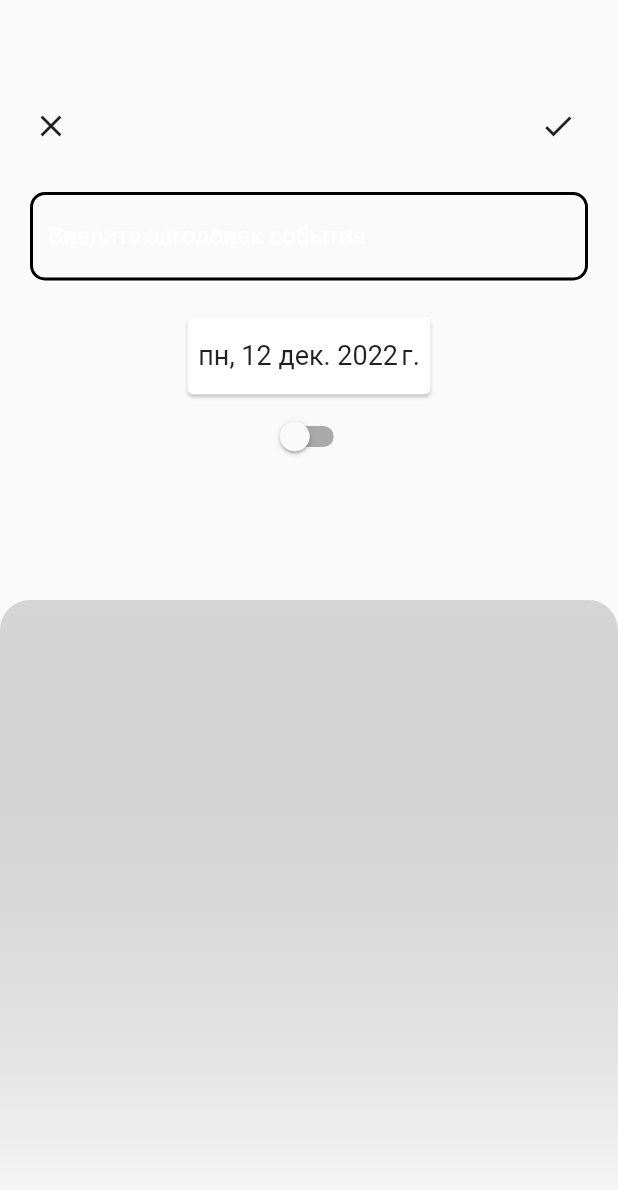
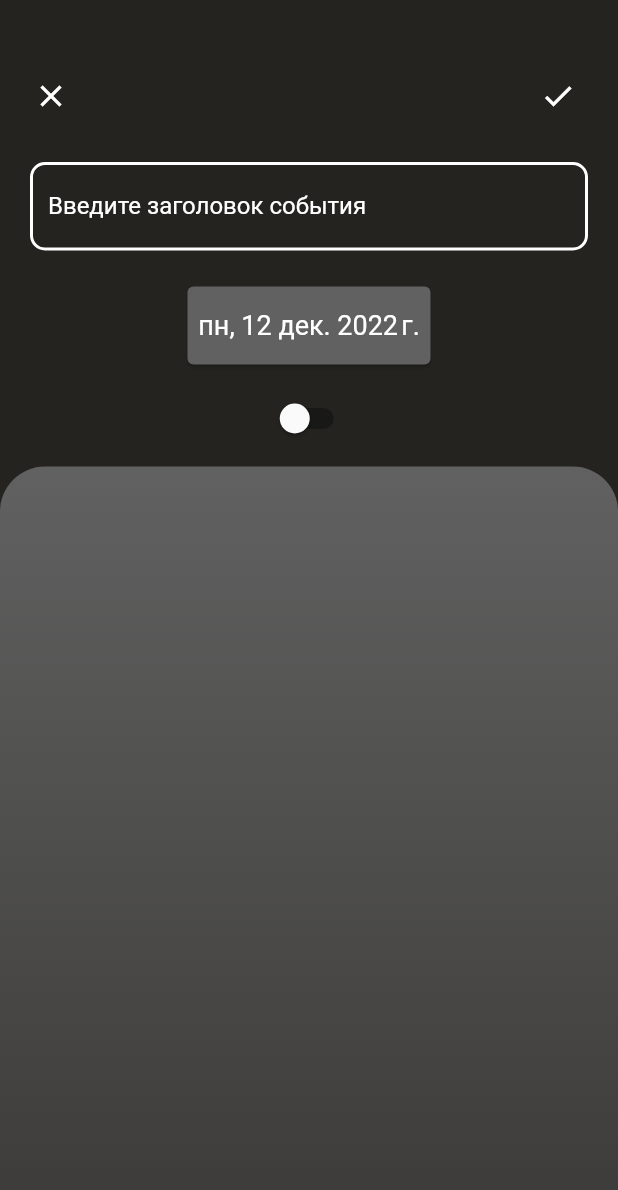
Before and after one commit to VipUser73/calendar_events, a Flutter app: the screen it shows after launch, after a tap on an icon or button, on a phone screen of 412 x 824 dp. Shown: the top 1190 px of the screen. Run offline on Flutter 3.47's test engine with Material 2 defaults, Android fonts, the phone set to English and light mode, and no system bars; our stand-ins replace get, sqflite; accounts and stored records are empty.

Commit message:
Update design.

```diff
--- a/lib/controllers/add_event_controller.dart
+++ b/lib/controllers/add_event_controller.dart
@@ -43,8 +43,12 @@ class AddEventController extends GetxController {
   Future<void> saveForm() async {
     final bool isValid = formKey.currentState!.validate();
     if (isValid) {
-      final event =
-          Event(title: titleController.text, dayMonth: selectedDate.value);
+      final event = Event(
+        title: titleController.text,
+        dayMonth: selectedDate.value,
+        startTime: flag.value ? selectedStartTime.value : null,
+        finishTime: flag.value ? selectedFinishTime.value : null,
+      );
       addEvent(event);
       Get.back();
     }
@@ -54,4 +58,9 @@ class AddEventController extends GetxController {
     await dbProvider.addEvent(event);
     calendarWeekController.onInit();
   }
+
+  void deleteEvent(String titleEvent) async {
+    await dbProvider.deleteEvent(titleEvent);
+    calendarWeekController.onInit();
+  }
 }
--- a/lib/controllers/calendar_week_controller.dart
+++ b/lib/controllers/calendar_week_controller.dart
@@ -1,5 +1,6 @@
 import 'package:calendar_of_events/models/event_model.dart';
 import 'package:calendar_of_events/services/db_provider.dart';
+import 'package:flutter/material.dart';
 import 'package:get/get.dart';
 
 class CalendarWeekController extends GetxController with StateMixin {
@@ -11,7 +12,7 @@ class CalendarWeekController extends GetxController with StateMixin {
 
   @override
   void onInit() {
-    print('CalendarWeekController.onInit');
+    debugPrint('CalendarWeekController.onInit');
     super.onInit();
 
     dbProvider.getEvents().then((response) {
--- a/lib/main.dart
+++ b/lib/main.dart
@@ -13,6 +13,16 @@ class CalendarApp extends StatelessWidget {
   @override
   Widget build(BuildContext context) {
     return GetMaterialApp(
+      theme: ThemeData(
+          textTheme: const TextTheme(
+            bodyText1: TextStyle(),
+            bodyText2: TextStyle(),
+          ).apply(
+            bodyColor: Colors.white,
+            displayColor: Colors.blue,
+          ),
+          scaffoldBackgroundColor: const Color.fromRGBO(36, 35, 32, 1)),
+
       debugShowCheckedModeBanner: false,
       translations: TextResources(),
       localizationsDelegates: const <LocalizationsDelegate<dynamic>>[
--- a/lib/pages/add_event/add_event_page.dart
+++ b/lib/pages/add_event/add_event_page.dart
@@ -18,32 +18,44 @@ class AddEventPage extends StatelessWidget {
           body: CustomScrollView(slivers: [
             SliverToBoxAdapter(
               child: SizedBox(
-                height: 400,
+                //height: 400,
                 child: Column(
                   mainAxisAlignment: MainAxisAlignment.start,
                   children: [
                     Padding(
                       padding:
-                          const EdgeInsets.only(top: 60, left: 10, right: 16),
+                          const EdgeInsets.only(top: 40, left: 10, right: 16),
                       child: Row(
                         mainAxisAlignment: MainAxisAlignment.spaceBetween,
                         children: [
                           IconButton(
                               onPressed: () => Get.back(),
-                              icon: Icon(Icons.close)),
+                              icon: const Icon(
+                                Icons.close,
+                                color: Colors.white,
+                              )),
                           IconButton(
                               onPressed: () => addEventController.saveForm(),
-                              icon: Icon(Icons.check)),
+                              icon: const Icon(
+                                Icons.check,
+                                color: Colors.white,
+                              )),
                         ],
                       ),
                     ),
                     TextFieldWidget(),
                     DateTimeWidget(isData: true),
-                    Obx(() => Switch(
+                    Obx(() => Padding(
+                          padding: const EdgeInsets.all(8.0),
+                          child: Switch(
                               value: addEventController.flag.value,
-                        onChanged: (_) => addEventController.flag.toggle())),
+                              onChanged: (_) =>
+                                  addEventController.flag.toggle()),
+                        )),
                     Obx(() => Visibility(
                           visible: addEventController.flag.value,
+                          child: Padding(
+                            padding: const EdgeInsets.only(bottom: 20),
                             child: Row(
                               mainAxisAlignment: MainAxisAlignment.center,
                               children: [
@@ -51,6 +63,7 @@ class AddEventPage extends StatelessWidget {
                                 const SizedBox(width: 10),
                                 DateTimeWidget(),
                               ],
+                            ),
                           ),
                         ))
                   ],
--- a/lib/pages/add_event/widgets/date_time_widget.dart
+++ b/lib/pages/add_event/widgets/date_time_widget.dart
@@ -18,6 +18,7 @@ class DateTimeWidget extends StatelessWidget {
         width: isData ? 170 : 80,
         height: 60,
         child: Card(
+            color: Colors.grey.shade700,
             child: Center(
                 child: Obx(
               () => Text(
--- a/lib/pages/add_event/widgets/events_list_widget.dart
+++ b/lib/pages/add_event/widgets/events_list_widget.dart
@@ -1,5 +1,6 @@
 import 'package:calendar_of_events/controllers/add_event_controller.dart';
 import 'package:calendar_of_events/controllers/calendar_week_controller.dart';
+import 'package:calendar_of_events/models/utils.dart';
 import 'package:flutter/material.dart';
 import 'package:get/get.dart';
 
@@ -12,31 +13,56 @@ class EventsListWidget extends StatelessWidget {
   @override
   Widget build(BuildContext context) {
     addEventController.findEvents();
+    final eventsList = addEventController.eventsList;
 
     return Container(
-        height: Get.size.height - 400,
-        decoration: const BoxDecoration(
-            color: Colors.black38,
-            borderRadius: BorderRadius.vertical(top: Radius.circular(20)),
+        height: Get.size.height,
+        decoration: BoxDecoration(
+            color: Colors.grey.shade700,
+            borderRadius: const BorderRadius.vertical(top: Radius.circular(30)),
             gradient: LinearGradient(
               colors: [
-                Colors.black38,
-                Colors.white,
+                Colors.grey.shade700,
+                const Color.fromRGBO(36, 35, 32, 1),
               ],
               begin: Alignment.topCenter,
               end: Alignment.bottomCenter,
             )),
         child: Obx(
           () => ListView.builder(
-              itemCount: addEventController.eventsList.length,
-              itemBuilder: ((context, index) => ListTile(
-                    title: Text(addEventController.eventsList[index].title),
-                    subtitle: (addEventController.eventsList[index].startTime ==
-                            null)
-                        ? null
-                        : Text(addEventController.eventsList[index].startTime
-                            .toString()),
-                  ))),
+            physics:
+                const ScrollPhysics(parent: NeverScrollableScrollPhysics()),
+            itemCount: eventsList.length,
+            itemBuilder: ((context, index) => Dismissible(
+                  key: UniqueKey(),
+                  direction: DismissDirection.endToStart,
+                  onDismissed: (_) =>
+                      addEventController.deleteEvent(eventsList[index].title),
+                  background: Container(
+                    margin: const EdgeInsets.symmetric(horizontal: 16),
+                    padding: const EdgeInsets.symmetric(horizontal: 10),
+                    decoration: BoxDecoration(
+                      color: Colors.red,
+                      borderRadius: BorderRadius.circular(10),
+                    ),
+                    alignment: Alignment.centerRight,
+                    child: const Icon(Icons.delete, color: Colors.white),
+                  ),
+                  child: SizedBox(
+                    width: 200,
+                    child: ListTile(
+                        tileColor: Colors.black,
+                        shape: RoundedRectangleBorder(
+                            borderRadius: BorderRadius.circular(10)),
+                        textColor: Colors.white,
+                        title: Text(eventsList[index].title),
+                        subtitle: (eventsList[index].startTime != null)
+                            ? Text(
+                                "с ${Utils.toTime(eventsList[index].startTime!)}  до ${Utils.toTime(eventsList[index].finishTime!)}")
+                            : null),
+                  ),
+                )),
+          ),
         ));
   }
 }
--- a/lib/pages/add_event/widgets/text_field_widget.dart
+++ b/lib/pages/add_event/widgets/text_field_widget.dart
@@ -1,5 +1,4 @@
 import 'package:calendar_of_events/controllers/add_event_controller.dart';
-import 'package:calendar_of_events/models/event_model.dart';
 import 'package:calendar_of_events/text_resources.dart';
 import 'package:flutter/material.dart';
 import 'package:get/get.dart';
@@ -16,6 +15,7 @@ class TextFieldWidget extends StatelessWidget {
       child: Form(
         key: addEventController.formKey,
         child: TextFormField(
+          style: const TextStyle(color: Colors.white),
           cursorColor: Colors.green,
           decoration: InputDecoration(
             labelText: addEventHintText.keys.first.tr,
@@ -24,13 +24,13 @@ class TextFieldWidget extends StatelessWidget {
                 borderSide: BorderSide(color: Colors.green, width: 2),
                 borderRadius: BorderRadius.all(Radius.circular(10))),
             enabledBorder: const OutlineInputBorder(
-                borderSide: BorderSide(color: Colors.black, width: 2),
+                borderSide: BorderSide(color: Colors.white, width: 2),
                 borderRadius: BorderRadius.all(Radius.circular(10))),
             errorBorder: const OutlineInputBorder(
-                borderSide: BorderSide(color: Colors.black, width: 2),
+                borderSide: BorderSide(color: Colors.white, width: 2),
                 borderRadius: BorderRadius.all(Radius.circular(10))),
             focusedErrorBorder: const OutlineInputBorder(
-                borderSide: BorderSide(color: Colors.black, width: 2),
+                borderSide: BorderSide(color: Colors.white, width: 2),
                 borderRadius: BorderRadius.all(Radius.circular(10))),
           ),
           onFieldSubmitted: (_) => FocusScope.of(context).unfocus(),
--- a/lib/pages/view_week/widgets/calendar_week_widget.dart
+++ b/lib/pages/view_week/widgets/calendar_week_widget.dart
@@ -1,6 +1,7 @@
 import 'package:calendar_of_events/controllers/add_event_controller.dart';
 import 'package:calendar_of_events/controllers/calendar_week_controller.dart';
 import 'package:calendar_of_events/models/event_model.dart';
+import 'package:calendar_of_events/models/utils.dart';
 import 'package:flutter/material.dart';
 import 'package:get/get.dart';
 import 'package:intl/intl.dart';
@@ -90,38 +91,55 @@ class DayOfWeekWidget extends StatelessWidget {
           Get.toNamed('/add_event');
         },
         child: Container(
-            padding: const EdgeInsets.symmetric(vertical: 16, horizontal: 9),
-            decoration: BoxDecoration(
-                color: colorDateTimeNow ? Colors.black38 : null,
-                border: Border.all(width: 1, color: Colors.green)),
+            padding: const EdgeInsets.symmetric(vertical: 4, horizontal: 6),
             child: Row(
               children: [
-                Text(
-                  "$formatDayOfWeek\n$formatDayAndMonth",
-                  style: const TextStyle(
-                      fontSize: 15, fontWeight: FontWeight.bold),
+                Container(
+                  height: double.infinity,
+                  width: 70,
+                  decoration: BoxDecoration(
+                      color: colorDateTimeNow ? Colors.black38 : null,
+                      border: Border.all(
+                          width: 2, color: const Color.fromRGBO(163, 87, 9, 1)),
+                      borderRadius:
+                          const BorderRadius.all(Radius.circular(16))),
+                  child: Center(
+                    child: Text(
+                      "$formatDayOfWeek\n$formatDayAndMonth",
+                      textAlign: TextAlign.center,
+                      style: const TextStyle(
+                          color: Colors.white,
+                          fontSize: 16,
+                          fontWeight: FontWeight.bold),
+                    ),
+                  ),
                 ),
-                const VerticalDivider(
-                  color: Colors.green,
-                  width: 20,
-                  thickness: 1,
-                ),
-                eventList.isNotEmpty
-                    ? Flexible(
-                        child: ListView.separated(
+                const SizedBox(width: 8),
+                Expanded(
+                  child: Container(
+                    height: double.infinity,
+                    decoration: BoxDecoration(
+                        color: colorDateTimeNow ? Colors.black38 : null,
+                        border: Border.all(
+                            width: 2,
+                            color: const Color.fromRGBO(163, 87, 9, 1)),
+                        borderRadius:
+                            const BorderRadius.all(Radius.circular(16))),
+                    child: eventList.isNotEmpty
+                        ? ListView.builder(
                             primary: false,
                             scrollDirection: Axis.horizontal,
                             itemCount: eventList.length,
-                            separatorBuilder: (context, index) =>
-                                const SizedBox(width: 10),
                             itemBuilder: ((context, index) => Row(
                                   children: [
                                     Container(
                                         padding: const EdgeInsets.symmetric(
-                                            horizontal: 6),
+                                            horizontal: 14),
+                                        margin: const EdgeInsets.symmetric(
+                                            horizontal: 6, vertical: 12),
                                         decoration: BoxDecoration(
                                             border: Border.all(
-                                                width: 2, color: Colors.red),
+                                                width: 2, color: Colors.grey),
                                             borderRadius:
                                                 const BorderRadius.all(
                                                     Radius.circular(16))),
@@ -132,16 +150,17 @@ class DayOfWeekWidget extends StatelessWidget {
                                             Text(eventList[index].title),
                                             if (eventList[index].startTime !=
                                                 null) ...[
-                                              Text(eventList[index]
-                                                  .startTime
-                                                  .toString()),
+                                              const SizedBox(height: 7),
+                                              Text(
+                                                  "${Utils.toTime(eventList[index].startTime!)} - ${Utils.toTime(eventList[index].finishTime!)}"),
                                             ]
                                           ],
                                         )),
                                   ],
-                                ))),
-                      )
-                    : const Text('')
+                                )))
+                        : const SizedBox(),
+                  ),
+                )
               ],
             )),
       ),
--- a/lib/services/db_provider.dart
+++ b/lib/services/db_provider.dart
@@ -62,8 +62,8 @@ class DBProvider {
     return raw;
   }
 
-  deleteEvent(String _title) async {
+  deleteEvent(String title) async {
     final db = await database;
-    return db.delete("LOGIN", where: "title = ?", whereArgs: [_title]);
+    return db.delete("LOGIN", where: "title = ?", whereArgs: [title]);
   }
 }
```
Lines whose indentation alone changed are shown as unchanged.
